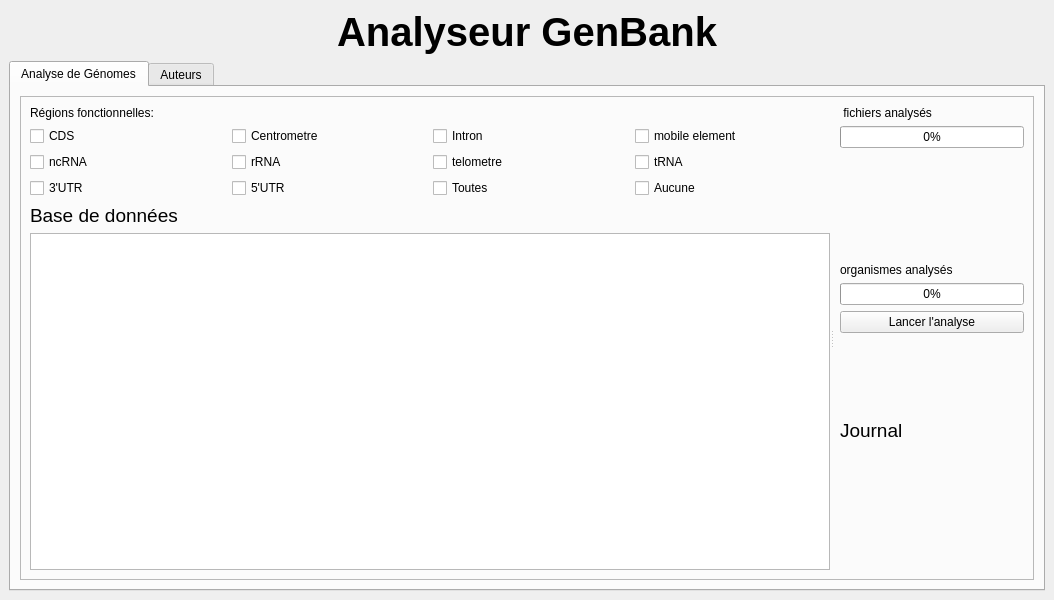
Qt form src/app/application.ui (PotOfJam/ProjetAlgorithmesDuTexte) before a commit.
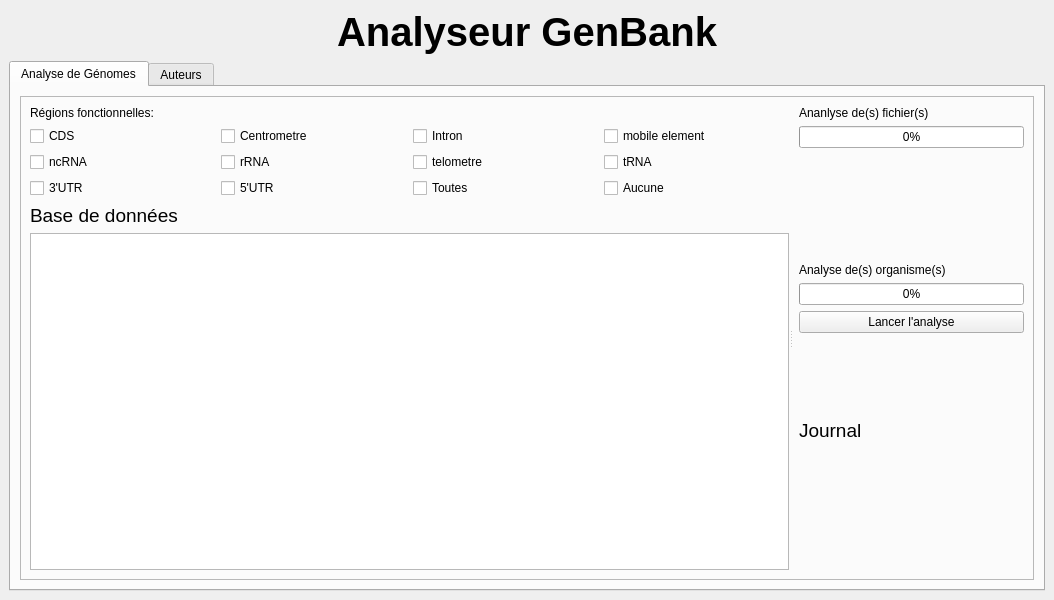
The same form after that commit. Icons and pictures are not drawn.

Commit message: Label correction

What changed in the file:
```diff
--- a/src/app/application.ui
+++ b/src/app/application.ui
@@ -328,7 +328,7 @@
                    <item row="0" column="1">
                     <widget class="QLabel" name="label_9">
                      <property name="text">
-                      <string> fichiers analysés</string>
+                                            <string>Ananlyse de(s) fichier(s)</string>
                      </property>
                     </widget>
                    </item>
@@ -346,7 +346,7 @@
                    <item row="0" column="1">
                     <widget class="QLabel" name="label_8">
                      <property name="text">
-                      <string>organismes analysés</string>
+                                            <string>Analyse de(s) organisme(s)</string>
                      </property>
                     </widget>
                    </item>
```
Left out of the diff: 8 changed lines with no effect on the pictures. Lines whose indentation alone changed are shown as unchanged.
